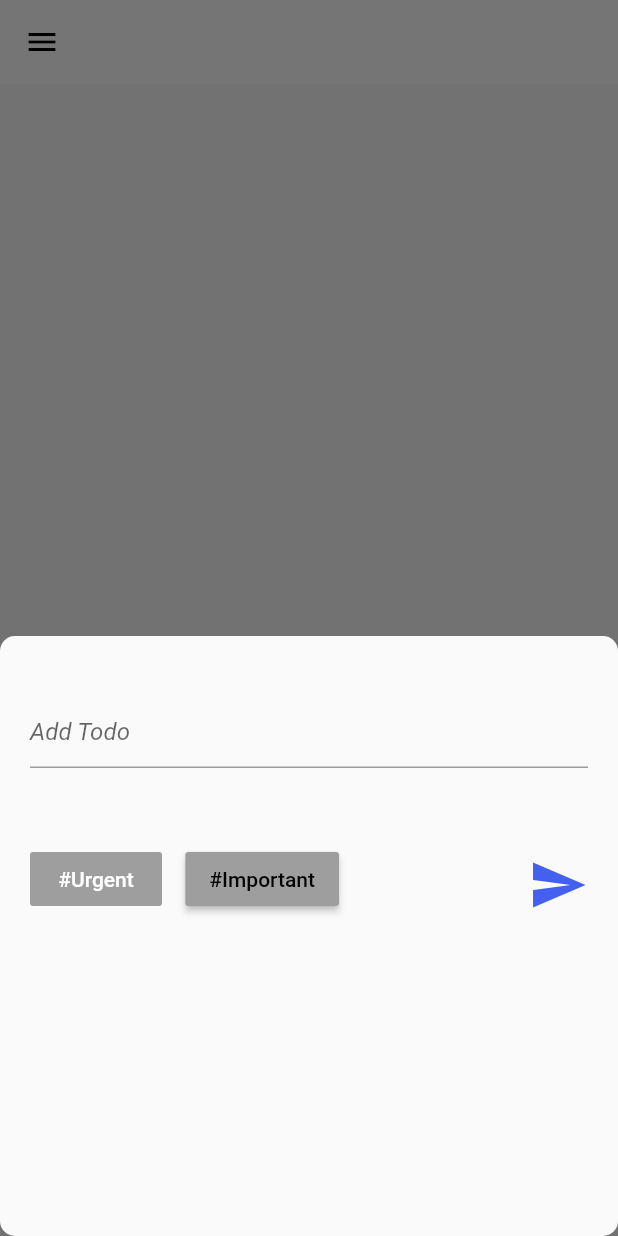
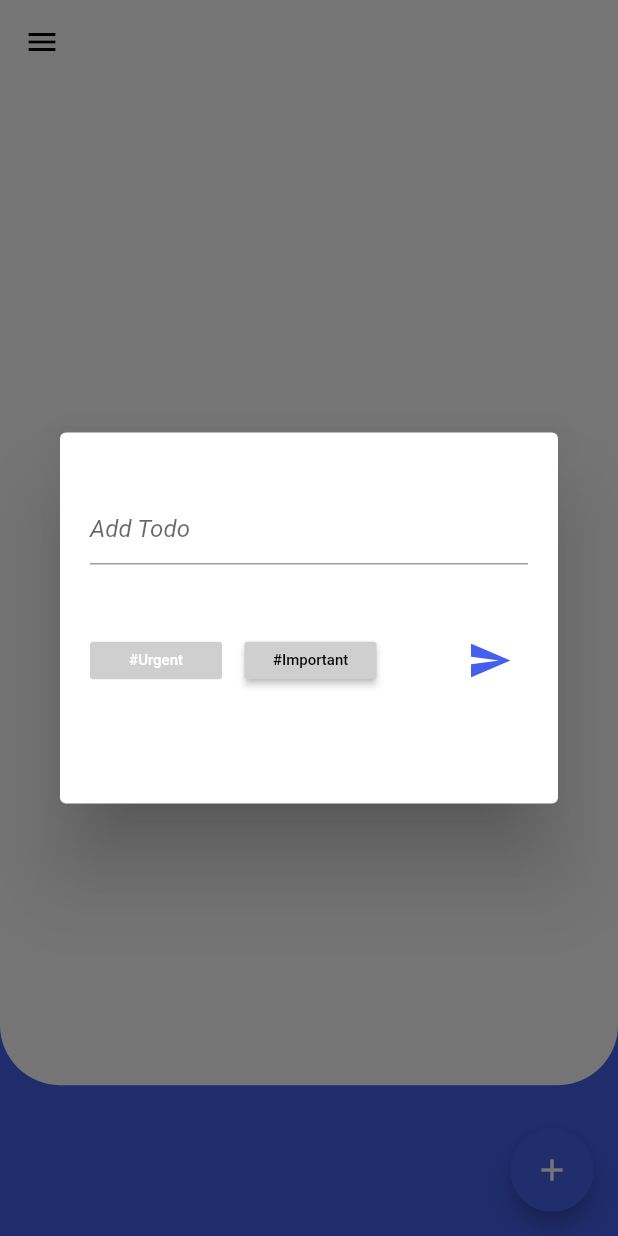
Before and after one commit to Remy-Arinze/doey, a Flutter app: the Todos screen opened by its route, after a tap on the "add" icon, on a phone screen of 412 x 824 dp. Run offline on Flutter 3.47's test engine with Material 2 defaults, Android fonts, the phone set to English and light mode, and no system bars; drawn by our look-alikes of flutter_advanced_drawer; our stand-ins replace flutter_slidable, hive, hive_flutter, image_picker; accounts and stored records are empty.

Commit message:
made changes feb 3

```diff
--- a/lib/pages/SignInScreen.dart
+++ b/lib/pages/SignInScreen.dart
@@ -15,9 +15,10 @@ class _DetailsState extends State<Details> {
   final TextEditingController _controller = TextEditingController();
   String errMsg = '';
   registerName() async {
+    Map user = {'name': _controller.text, 'image': ''};
     var userBox = await Hive.box('User');
     if (_controller.text.isNotEmpty) {
-      userBox.put('Name', _controller.text);
+      await userBox.put('user', user);
       Navigator.pushReplacementNamed(context, '/todos');
     } else {
       errMsg = 'Please enter a name';
--- a/lib/pages/SplashScreen.dart
+++ b/lib/pages/SplashScreen.dart
@@ -33,7 +33,7 @@ class _SplashScreenState extends State<SplashScreen>
   }
 
   checkIn() async {
-    var check = userBox.get('Name');
+    var check = userBox.get('user');
     if (check == null) {
       Navigator.pushReplacement(
           context, MaterialPageRoute(builder: (context) => Details()));
--- a/lib/pages/Todos.dart
+++ b/lib/pages/Todos.dart
@@ -22,7 +22,7 @@ class _TodosState extends State<Todos> {
   var userBox = Hive.box('User');
 
   String tag = '';
-  String Name = 'User';
+  var User = 'User';
   List todoList = [];
 
   checkFlag(flag) {
@@ -88,11 +88,28 @@ class _TodosState extends State<Todos> {
       setState(() {});
     } else {
       print('Task is not done');
+
+      SnackBar snackar = SnackBar(
+          margin: EdgeInsets.only(right: 20, left: 20),
+          behavior: SnackBarBehavior.floating,
+          dismissDirection: DismissDirection.startToEnd,
+          duration: Duration(milliseconds: 1500),
+          elevation: 1,
+          content: Container(
+            child: Text(
+              'Task is not done',
+              style: TextStyle(color: Colors.white),
+            ),
+          ));
+
+      ScaffoldMessenger.of(context).showSnackBar(snackar);
     }
   }
 
   getDetails() async {
-    Name = await userBox.get('Name');
+    var name = await userBox.get('user');
+    print(name);
+    User = name['name'];
     setState(() {});
   }
 
@@ -126,6 +143,7 @@ class _TodosState extends State<Todos> {
         borderRadius: const BorderRadius.all(Radius.circular(16)),
       ),
       child: Scaffold(
+        backgroundColor: kAccentColor,
         appBar: AppBar(
           backgroundColor: Color.fromARGB(255, 255, 255, 255),
           leading: IconButton(
@@ -137,8 +155,14 @@ class _TodosState extends State<Todos> {
                 color: Colors.black,
               )),
         ),
-        body: Padding(
-          padding: const EdgeInsets.only(top: 10.0, right: 15, left: 15),
+        body: Container(
+          height: MediaQuery.of(context).size.height * 0.81,
+          decoration: BoxDecoration(
+              color: Colors.white,
+              borderRadius: BorderRadius.only(
+                  bottomLeft: Radius.circular(40),
+                  bottomRight: Radius.circular(40))),
+          padding: const EdgeInsets.only(top: 10.0, right: 20, left: 20),
           child: todoList.isEmpty
               ? Center(
                   child: Row(
@@ -153,25 +177,21 @@ class _TodosState extends State<Todos> {
                   itemCount: todoList.length + 2,
                   itemBuilder: ((context, index) {
                     if (index == 0) {
-                      return Card(
-                        shadowColor: Colors.white,
-                        elevation: 0,
-                        child: Container(
-                          margin: EdgeInsets.only(bottom: 30),
-                          padding: EdgeInsets.only(left: 5),
+                      return Container(
+                        margin: EdgeInsets.only(bottom: 10),
+                        padding: EdgeInsets.only(left: 5, top: 20),
                         alignment: Alignment.centerLeft,
                         height: 70,
                         child: Column(
                           children: [
                             Text(
-                                'Hello ${Name}!',
+                              'Hello ${User}!',
                               style: TextStyle(
                                   color: Colors.black,
                                   fontSize: 25,
                                   fontWeight: FontWeight.w700),
                             ),
                           ],
-                          ),
                         ),
                       );
                     }
@@ -211,15 +231,13 @@ class _TodosState extends State<Todos> {
           child: const Icon(Icons.add),
         ),
       ),
-      drawer: drawerChild(Name: Name),
+      drawer: drawerChild(Name: User),
     );
   }
 
   Future<dynamic> showModal(BuildContext context, index, [todoList]) {
-    return showModalBottomSheet(
+    return showDialog(
         context: context,
-        shape:
-            RoundedRectangleBorder(borderRadius: BorderRadius.circular(10.0)),
         builder: (context) {
           return modalContainer(
             updateTodo: updateTodos,
--- a/lib/utils/bottomModal.dart
+++ b/lib/utils/bottomModal.dart
@@ -1,6 +1,7 @@
 // ignore_for_file: prefer_const_constructors, prefer_const_literals_to_create_immutables
 
 import 'package:doey/utils/constants.dart';
+import 'package:doey/widgets/Global/constants.dart';
 import 'package:flutter/material.dart';
 
 class modalContainer extends StatefulWidget {
@@ -25,8 +26,8 @@ class modalContainer extends StatefulWidget {
 }
 
 class _modalContainerState extends State<modalContainer> {
-  Color colorUrgent = Colors.grey;
-  Color colorImportant = Colors.grey;
+  Color colorUrgent = kAccentBtn;
+  Color colorImportant = kAccentBtn;
 
   checkUpdate() {
     if (widget.todoList != null) {
@@ -39,33 +40,33 @@ class _modalContainerState extends State<modalContainer> {
 
   selectButtons(btnValue) {
     if (btnValue == 'Urgent') {
-      if (colorUrgent == Colors.grey) {
+      if (colorUrgent == kAccentBtn) {
         widget.updateFlag('Urgent');
 
         setState(() {
-          colorImportant = Colors.grey;
+          colorImportant = kAccentBtn;
           colorUrgent = Colors.red;
         });
       } else {
         setState(() {
           widget.updateFlag('Normal');
-
-          colorUrgent = Colors.grey;
+          colorUrgent = kAccentBtn;
         });
       }
-    } else {
-      if (colorImportant == Colors.grey) {
+    }
+    if (btnValue == 'Important') {
+      if (colorImportant == kAccentBtn) {
         widget.updateFlag('Important');
 
         setState(() {
           colorImportant = Colors.yellow;
-          colorUrgent = Colors.grey;
+          colorUrgent = kAccentBtn;
         });
       } else {
         setState(() {
           widget.updateFlag('Normal');
 
-          colorImportant = Colors.grey;
+          colorImportant = kAccentBtn;
         });
       }
     }
@@ -80,31 +81,34 @@ class _modalContainerState extends State<modalContainer> {
 
   @override
   Widget build(BuildContext context) {
-    return Container(
-      padding: EdgeInsets.only(right: 20, left: 20, top: 40, bottom: 100),
-      height: 400,
+    return Dialog(
+      child: Container(
+        padding: EdgeInsets.only(
+          right: 20,
+          left: 20,
+          top: 40,
+        ),
+        height: MediaQuery.of(context).size.height * 0.30,
         width: MediaQuery.of(context).size.width,
         decoration: BoxDecoration(
             borderRadius: BorderRadius.only(
                 topLeft: Radius.circular(10), topRight: Radius.circular(10))),
         child: Column(children: [
-        TextField(
+          SizedBox(
+            width: MediaQuery.of(context).size.width,
+            child: TextField(
               controller: widget.controller,
               decoration: InputDecoration(
                   hintText: 'Add Todo',
                   hintStyle: TextStyle(fontStyle: FontStyle.italic)),
             ),
-        SizedBox(height: 50),
+          ),
+          SizedBox(height: 40),
           Row(
             crossAxisAlignment: CrossAxisAlignment.center,
-          mainAxisAlignment: MainAxisAlignment.spaceBetween,
-          children: [
-            SizedBox(
-              width: MediaQuery.of(context).size.width * 0.5,
-              child: Row(
-                  mainAxisAlignment: MainAxisAlignment.spaceBetween,
             children: [
               MaterialButton(
+                height: 25,
                 elevation: 0,
                 color: colorUrgent,
                 onPressed: () {
@@ -112,26 +116,30 @@ class _modalContainerState extends State<modalContainer> {
                 },
                 child: Text(
                   '#Urgent',
-                        style: TextStyle(color: Colors.white),
+                  style: TextStyle(color: Colors.white, fontSize: 10),
                 ),
               ),
+              SizedBox(width: 15),
               MaterialButton(
+                height: 25,
                 color: colorImportant,
                 onPressed: () {
                   selectButtons('Important');
                 },
                 child: Text(
                   '#Important',
-                        style: TextStyle(color: Colors.black),
+                  style: TextStyle(color: Colors.black, fontSize: 10),
                 ),
               ),
-                  ]),
-            ),
-            IconButton(
+              SizedBox(width: 50),
+              Expanded(
+                child: IconButton(
                     onPressed: () {
                       if (widget.todoList == null) {
+                        if (widget.controller.text.isNotEmpty) {
                           widget.addTodo();
                           Navigator.pop(context);
+                        }
                       } else {
                         widget.updateTodo(widget.index);
                         Navigator.pop(context);
@@ -139,12 +147,14 @@ class _modalContainerState extends State<modalContainer> {
                     },
                     icon: Icon(
                       Icons.send,
-                  size: 40,
+                      size: 30,
                       color: kAccentColor,
                     )),
+              ),
             ],
           )
         ]),
+      ),
     );
   }
 }
--- /dev/null
+++ b/lib/widgets/Global/constants.dart
@@ -0,0 +1,3 @@
+import 'package:flutter/material.dart';
+
+const kAccentBtn = Color.fromARGB(255, 207, 207, 207);
--- a/pubspec.yaml
+++ b/pubspec.yaml
@@ -35,6 +35,7 @@ dependencies:
   hive: ^2.2.3
   hive_flutter: ^1.1.0
   flutter_advanced_drawer: ^1.3.3
+  image_picker: ^0.8.6+1
 
   # The following adds the Cupertino Icons font to your application.
   # Use with the CupertinoIcons class for iOS style icons.
```
Also changed, not shown: lib/utils/DrawerChild.dart (+79 -11 lines), pubspec.lock, 3 other files. Lines whose indentation alone changed are shown as unchanged.
